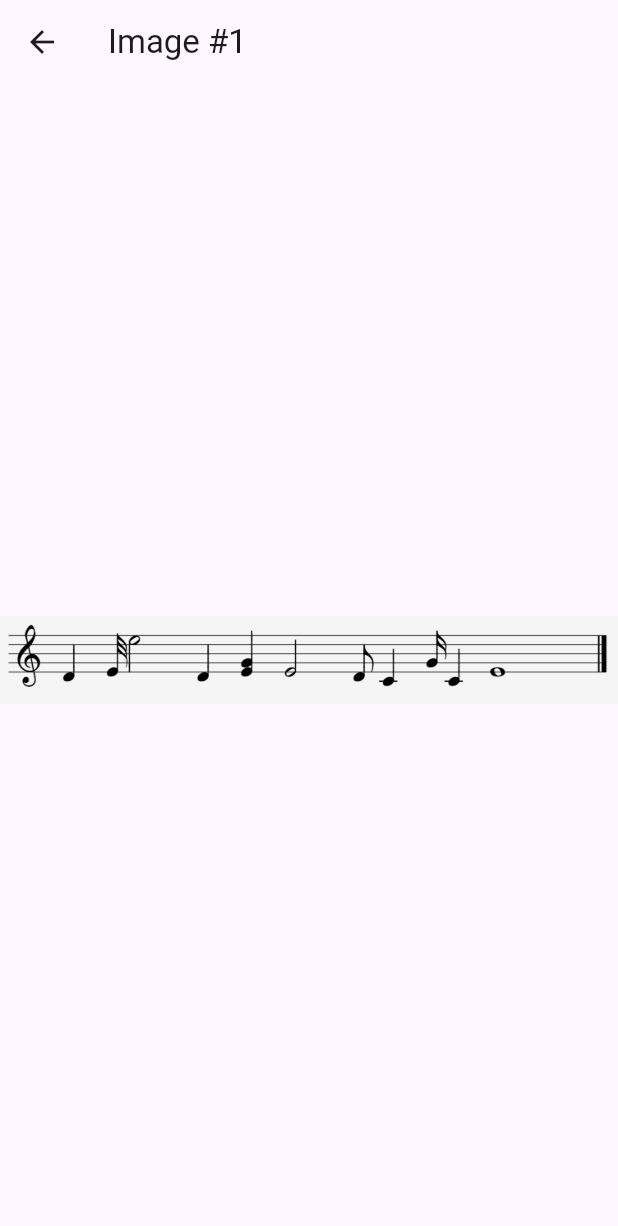
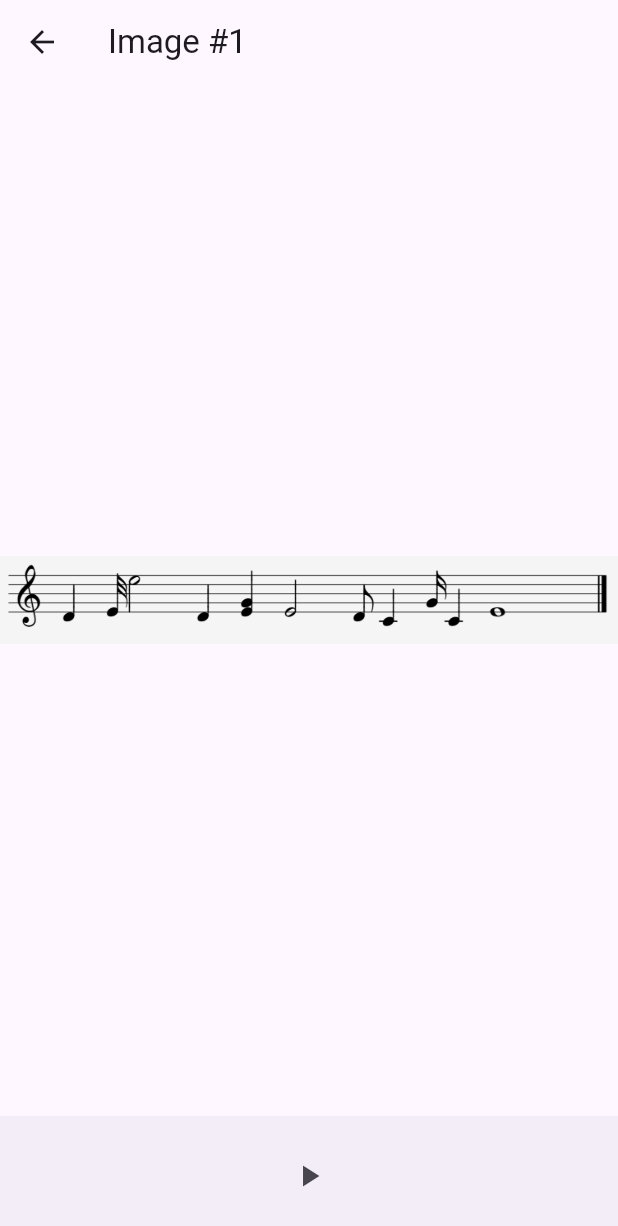
Before and after one commit to gadhiaeesha/capstone, a Flutter app: the ImagePage screen opened directly, on a phone screen of 412 x 824 dp. Shown: the top 1226 px of the screen. Run offline on Flutter 3.47's test engine with Material 3 defaults, Android fonts, the phone set to English and light mode, and no system bars; our stand-ins replace image_picker, permission_handler.

Commit message:
adjustment to image and upload pages

```diff
--- a/frontend/lib/Pages/home_page.dart
+++ b/frontend/lib/Pages/home_page.dart
@@ -37,7 +37,7 @@ class _HomePageState extends State<HomePage> {
       final imageTemp = File(image.path);
 
       setState(() {
-        this._image = imageTemp;
+        _image = imageTemp;
       });
     }
     catch(e) {
--- a/frontend/lib/Pages/image_page.dart
+++ b/frontend/lib/Pages/image_page.dart
@@ -1,8 +1,16 @@
 import 'package:flutter/material.dart';
 import 'package:frontend/Widgets/app_bar.dart';
 
-class ImagePage extends StatelessWidget {
+class ImagePage extends StatefulWidget {
   const ImagePage({Key? key}) : super(key: key);
+
+  @override
+  // ignore: library_private_types_in_public_api
+  _ImagePageState createState() => _ImagePageState();
+}
+
+class _ImagePageState extends State<ImagePage> {
+  bool _isPlaying = false;
 
   @override
   Widget build(BuildContext context) {
@@ -12,7 +20,22 @@ class ImagePage extends StatelessWidget {
       ),
       body: Center(
         child: Image.asset('assets/images/01.PNG'),
-      )
+      ),
+      bottomNavigationBar: BottomAppBar(
+        child: Row(
+          mainAxisAlignment: MainAxisAlignment.spaceEvenly,
+          children: [
+            IconButton(
+              onPressed: () {
+                setState(() {
+                  _isPlaying = !_isPlaying;
+                });
+              },
+              icon: Icon(_isPlaying ? Icons.pause : Icons.play_arrow),
+            ),
+          ],
+        ),
+      ),
     );
   }
 }
--- a/frontend/lib/Pages/upload_page.dart
+++ b/frontend/lib/Pages/upload_page.dart
@@ -80,7 +80,10 @@ class _UploadPageState extends State<UploadPage> {
             ),
             const SizedBox(height: 20),
             ElevatedButton(
-              onPressed: () => _sendImage(widget.imagePath),
+              onPressed: () {
+                //_sendImage(widget.imagePath);
+                Navigator.popUntil(context, ModalRoute.withName('/'));
+              },
               child: const Text("Upload Image"),
             ),
           ],
```
